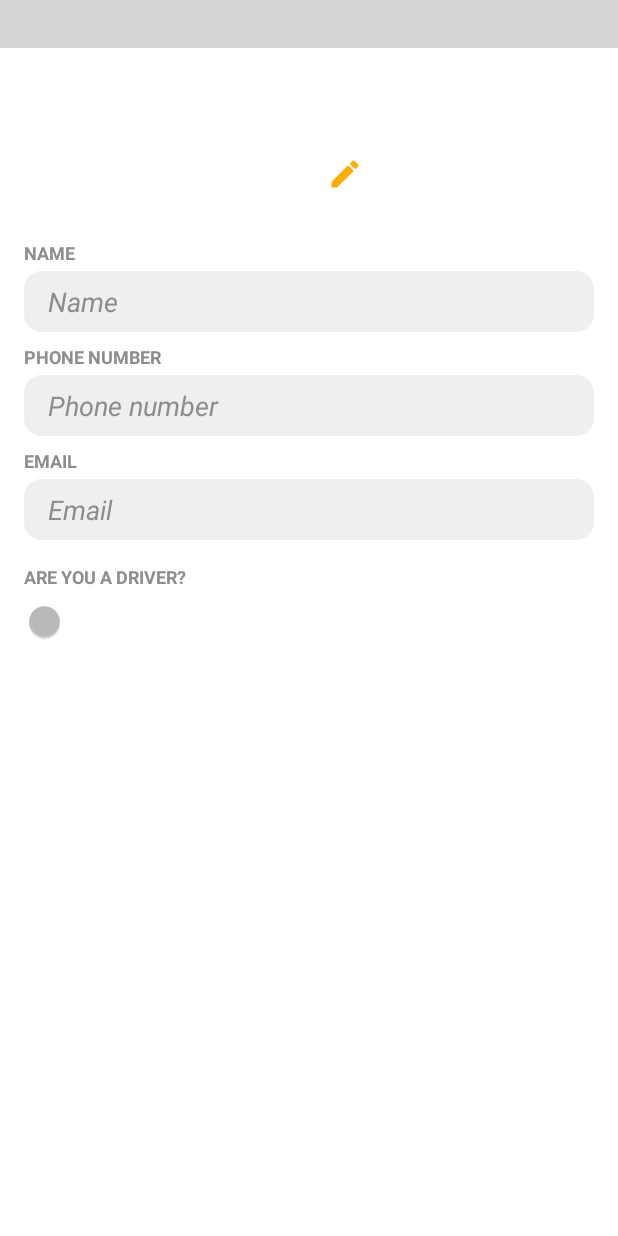
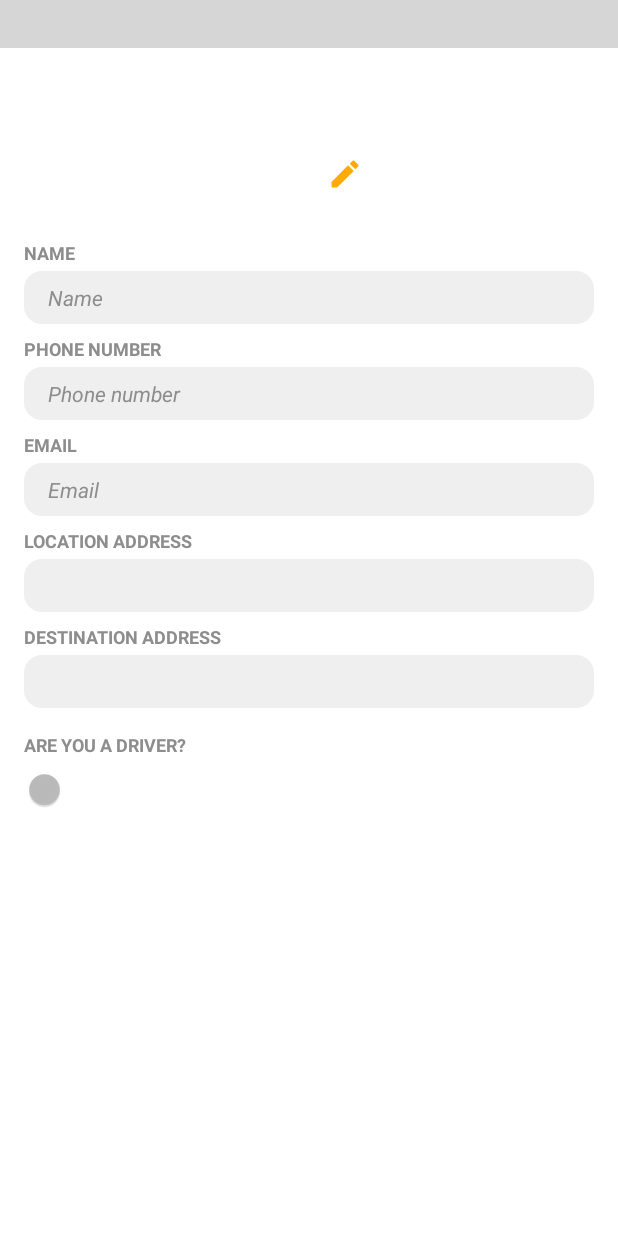
Before and after one commit to fc9734ygn/Macavity, an Android app: the layout fragment_edit_profile.xml on its own in the app's theme, with its tools: preview values and no code run, on a phone screen of 412 x 824 dp. Run offline under Robolectric (Android 15) with nearby library versions, the phone set to English and light mode, and no system bars; plain views replace Toolbar_; grey boxes are pictures that could not be loaded.

Commit message:
Updated user class, added Places API, added addresses to EditProfile and implemented autocomplete

```diff
--- a/app/build.gradle
+++ b/app/build.gradle
@@ -108,5 +108,8 @@ dependencies {
 
     //Permissions
     implementation 'com.karumi:dexter:6.0.1'
+
+    //Places
+    implementation 'com.google.android.libraries.places:places:2.0.0'
 }
 apply plugin: 'com.google.gms.google-services'
--- a/app/src/main/java/com/example/macavity/ui/base/BaseActivity.kt
+++ b/app/src/main/java/com/example/macavity/ui/base/BaseActivity.kt
@@ -20,7 +20,7 @@ open class BaseActivity : DaggerAppCompatActivity() {
     @Inject
     lateinit var viewModelFactory: ViewModelProvider.Factory
 
-    lateinit var noInternetDialog: NoInternetDialog
+    private lateinit var noInternetDialog: NoInternetDialog
 
     override fun onCreate(savedInstanceState: Bundle?) {
         super.onCreate(savedInstanceState)
--- a/app/src/main/java/com/example/macavity/ui/base/BaseFragment.kt
+++ b/app/src/main/java/com/example/macavity/ui/base/BaseFragment.kt
@@ -27,4 +27,8 @@ open class BaseFragment : dagger.android.support.DaggerFragment() {
     fun toggleBottomNav(show: Boolean){
         (activity as HomeActivity).toggleBottomNavigation(show)
     }
+
+    fun showError(message:String?){
+        (activity as BaseActivity).showError(message)
+    }
 }
--- a/app/src/main/java/com/example/macavity/utils/Constants.kt
+++ b/app/src/main/java/com/example/macavity/utils/Constants.kt
@@ -3,4 +3,6 @@ package com.example.macavity.utils
 
 //region Request Codes
 const val RC_SIGN_IN = 676
+const val RC_AUTO_COMPLETE_PLACE_LOCATION = 532
+const val RC_AUTO_COMPLETE_PLACE_DESTINATION = 893
 //endregion
--- a/app/src/main/res/layout/fragment_edit_profile.xml
+++ b/app/src/main/res/layout/fragment_edit_profile.xml
@@ -119,6 +119,46 @@
                 tools:visibility="visible" />
 
             <TextView
+                android:id="@+id/location_title"
+                style="@style/edit_text_title"
+                android:layout_marginTop="8dp"
+                android:text="location address"
+                android:visibility="visible"
+                app:layout_constraintEnd_toEndOf="@+id/location"
+                app:layout_constraintHorizontal_bias="0.0"
+                app:layout_constraintStart_toStartOf="@+id/location"
+                app:layout_constraintTop_toBottomOf="@+id/email" />
+
+            <TextView
+                android:id="@+id/location"
+                style="@style/edit_text"
+                android:layout_marginTop="4dp"
+                app:layout_constraintEnd_toStartOf="@+id/guideline2"
+                app:layout_constraintStart_toStartOf="@+id/guideline"
+                app:layout_constraintTop_toBottomOf="@+id/location_title"
+                tools:visibility="visible" />
+
+            <TextView
+                android:id="@+id/destination_title"
+                style="@style/edit_text_title"
+                android:layout_marginTop="8dp"
+                android:text="Destination address"
+                android:visibility="visible"
+                app:layout_constraintEnd_toEndOf="@+id/destination"
+                app:layout_constraintHorizontal_bias="0.0"
+                app:layout_constraintStart_toStartOf="@+id/destination"
+                app:layout_constraintTop_toBottomOf="@+id/location" />
+
+            <TextView
+                android:id="@+id/destination"
+                style="@style/edit_text"
+                android:layout_marginTop="4dp"
+                app:layout_constraintEnd_toStartOf="@+id/guideline2"
+                app:layout_constraintStart_toStartOf="@+id/guideline"
+                app:layout_constraintTop_toBottomOf="@+id/destination_title"
+                tools:visibility="visible" />
+
+            <TextView
                 android:id="@+id/driver_switch_title"
                 style="@style/edit_text_title"
                 android:layout_marginTop="16dp"
@@ -126,7 +166,7 @@
                 android:visibility="visible"
                 app:layout_constraintEnd_toStartOf="@+id/guideline2"
                 app:layout_constraintStart_toStartOf="@+id/driver_switch"
-                app:layout_constraintTop_toBottomOf="@+id/email" />
+                app:layout_constraintTop_toBottomOf="@+id/destination" />
 
             <Switch
                 android:id="@+id/driver_switch"
@@ -137,7 +177,7 @@
                 app:layout_constraintHorizontal_bias="0.0"
                 app:layout_constraintStart_toStartOf="@+id/guideline"
                 app:layout_constraintTop_toBottomOf="@+id/driver_switch_title"
-                tools:visibility="visible" />
+              />
 
             <TextView
                 android:id="@+id/car_number_plate_title"
--- a/app/src/main/res/values/strings.xml
+++ b/app/src/main/res/values/strings.xml
@@ -13,6 +13,8 @@
     <string name="toolbar_title_map">Map</string>
     <!--Profile-->
     <string name="toolbar_title_profile">Your Profile</string>
+    <string name="profile_personal_info_title">Personal information</string>
+    <string name="profile_stats_title">Statistics</string>
     <!--Edit Profile-->
     <string name="edit_profile_toolbar_title">Edit Profile</string>
     <string name="edit_profile_hint_name"><i>Name</i></string>
@@ -40,8 +42,6 @@
     <!--Keys-->
     <!--TODO: find a better solution-->
     <string name="web_client">769984106768-k1l8aahnf07pfg7fsg83s45ou2dsdnrn.apps.googleusercontent.com</string>
-    <string name="title_activity_maps">Map</string>
-    <string name="profile_personal_info_title">Personal information</string>
-    <string name="profile_stats_title">Statistics</string>
+    <string name="places_api_key">AIzaSyBFAKKZIOg_zVnIj_n26Dco8-9ehWvZp8c</string>
 
 </resources>
--- a/app/src/main/res/values/styles.xml
+++ b/app/src/main/res/values/styles.xml
@@ -25,6 +25,7 @@
         <item name="android:textColor">@color/secondaryText</item>
         <item name="android:background">@drawable/background_grey_rounded</item>
         <item name="android:textColorHint">@color/grey_dark</item>
+        <item name="android:textSize">14sp</item>
     </style>
 
     <style name="divider">
```
Also changed, not shown: app/src/main/java/com/example/macavity/App.kt (+12 -2 lines), app/src/main/java/com/example/macavity/data/models/User.kt (+10 -3 lines), app/src/main/java/com/example/macavity/ui/editProfile/EditProfileFragment.kt (+80 -4 lines).
